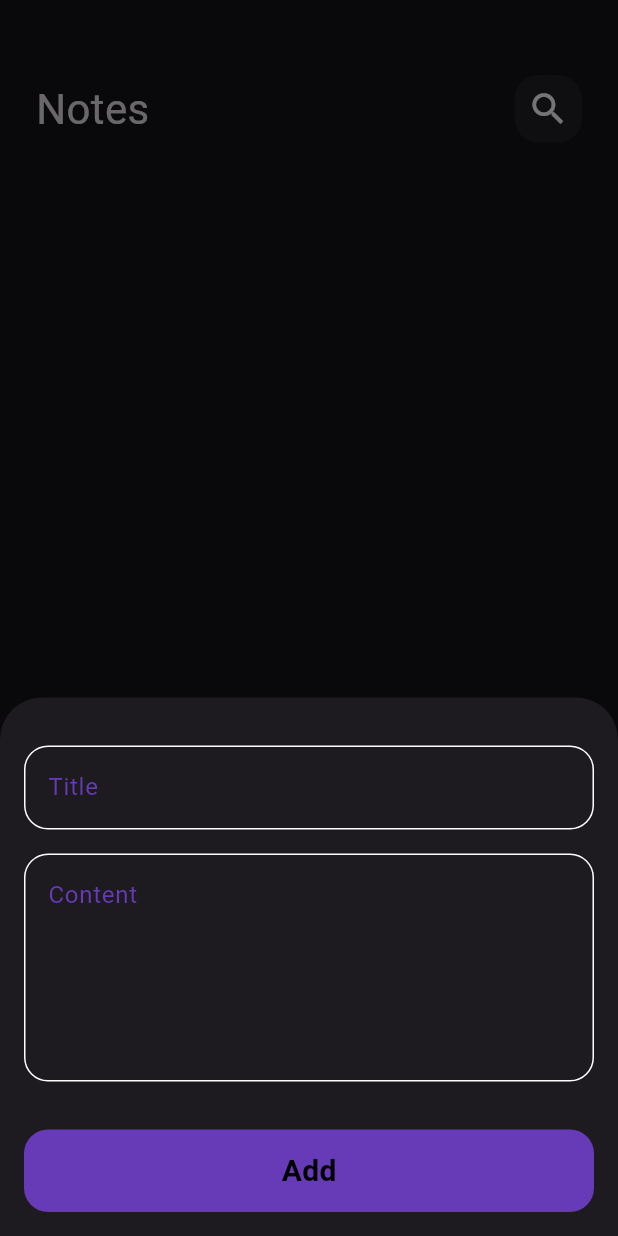
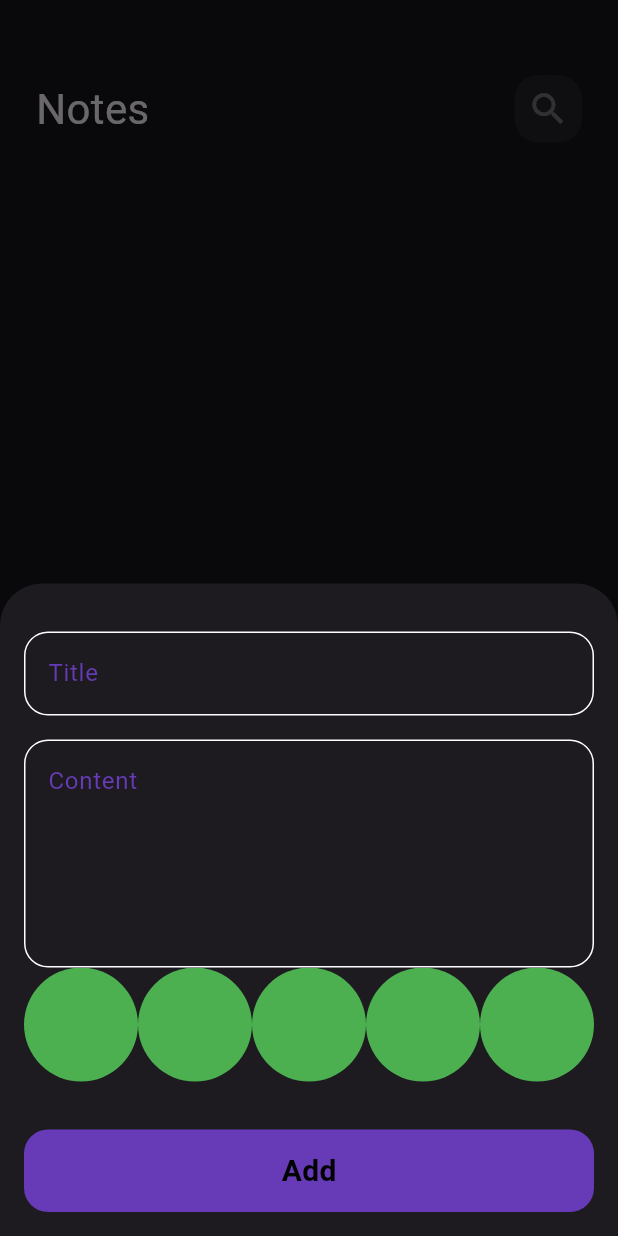
Before and after one commit to Ahmedshams1/New_Notes_App, a Flutter app: the screen it shows after launch, after a tap on the "add" icon, on a phone screen of 412 x 824 dp. Run offline on Flutter 3.47's test engine with Material 3 defaults, Android fonts, the phone set to English and light mode, and no system bars; our stand-ins replace bloc, flutter_bloc, hive, hive_flutter; accounts and stored records are empty.

Commit message:
color list view

```diff
--- a/lib/models/note_Model.dart
+++ b/lib/models/note_Model.dart
@@ -5,13 +5,13 @@ part 'note_Model.g.dart';
 @HiveType(typeId: 0)
 class NotesModel extends HiveObject {
   @HiveField(0)
-  final String title;
+  String title;
   @HiveField(1)
-  final String subTitle;
+  String subTitle;
   @HiveField(2)
   final String date;
   @HiveField(3)
-  final int color;
+  int color;
 
   NotesModel(
       {required this.title,
--- a/lib/widgets/CustemSearchIcon.dart
+++ b/lib/widgets/CustemSearchIcon.dart
@@ -1,7 +1,8 @@
 import 'package:flutter/material.dart';
 
 class CustemSearchIcon extends StatelessWidget {
-  const CustemSearchIcon({super.key, required this.icon});
+  const CustemSearchIcon({super.key, required this.icon, this.onPressed});
+  final void Function()? onPressed;
   final IconData icon;
   @override
   Widget build(BuildContext context) {
@@ -12,9 +13,12 @@ class CustemSearchIcon extends StatelessWidget {
           color: Colors.white.withOpacity(0.05),
           borderRadius: BorderRadius.circular(16)),
       child: Center(
-        child: Icon(
-          icon,
-          size: 28,
+        child: IconButton(
+          onPressed: onPressed,
+          icon: Icon(
+            icon,
+            size: 28,
+          ),
         ),
       ),
     );
--- a/lib/widgets/addNoteForm.dart
+++ b/lib/widgets/addNoteForm.dart
@@ -3,6 +3,7 @@ import 'package:flutter_bloc/flutter_bloc.dart';
 import 'package:intl/intl.dart';
 import 'package:newnoteapp/cubits/add_note_cubit/add_note_cubit.dart';
 import 'package:newnoteapp/models/note_Model.dart';
+import 'package:newnoteapp/widgets/colorsListView.dart';
 import 'package:newnoteapp/widgets/costemBotten.dart';
 import 'package:newnoteapp/widgets/custemTextField.dart';
 
@@ -44,6 +45,7 @@ class _AddNoteFormState extends State<AddNoteForm> {
             hint: 'Content',
             maxline: 5,
           ),
+          ColorsListView(),
           SizedBox(
             height: 32,
           ),
--- /dev/null
+++ b/lib/widgets/colorsListView.dart
@@ -0,0 +1,30 @@
+import 'package:flutter/material.dart';
+
+class ColorItem extends StatelessWidget {
+  const ColorItem({super.key});
+
+  @override
+  Widget build(BuildContext context) {
+    return CircleAvatar(
+      radius: 38,
+      backgroundColor: Colors.green,
+    );
+  }
+}
+
+class ColorsListView extends StatelessWidget {
+  const ColorsListView({super.key});
+
+  @override
+  Widget build(BuildContext context) {
+    return SizedBox(
+      height: 38 * 2,
+      child: ListView.builder(
+          itemCount: 20,
+          scrollDirection: Axis.horizontal,
+          itemBuilder: (context, index) {
+            return ColorItem();
+          }),
+    );
+  }
+}
--- a/lib/widgets/custemAppar.dart
+++ b/lib/widgets/custemAppar.dart
@@ -2,9 +2,11 @@ import 'package:flutter/material.dart';
 import 'package:newnoteapp/widgets/CustemSearchIcon.dart';
 
 class CustemAppar extends StatelessWidget {
-  const CustemAppar({super.key, required this.title, required this.icon});
+  const CustemAppar(
+      {super.key, required this.title, required this.icon, this.onPressed});
   final String title;
   final IconData icon;
+  final void Function()? onPressed;
   @override
   Widget build(BuildContext context) {
     return Row(
@@ -15,6 +17,7 @@ class CustemAppar extends StatelessWidget {
         ),
         Spacer(),
         CustemSearchIcon(
+          onPressed: onPressed,
           icon: icon,
         ),
       ],
--- a/lib/widgets/custemItemNotes.dart
+++ b/lib/widgets/custemItemNotes.dart
@@ -12,7 +12,9 @@ class NotesItem extends StatelessWidget {
     return GestureDetector(
       onTap: () {
         Navigator.push(context, MaterialPageRoute(builder: (context) {
-          return EditNoteView();
+          return EditNoteView(
+            note: note,
+          );
         }));
       },
       child: Container(
--- a/lib/widgets/custemTextField.dart
+++ b/lib/widgets/custemTextField.dart
@@ -3,13 +3,19 @@ import 'package:newnoteapp/constant.dart';
 
 class CustemTextField extends StatelessWidget {
   const CustemTextField(
-      {super.key, required this.hint, this.maxline = 1, this.onSaved});
+      {super.key,
+      required this.hint,
+      this.maxline = 1,
+      this.onSaved,
+      this.onChanged});
   final String hint;
   final int maxline;
   final void Function(String?)? onSaved;
+  final Function(String)? onChanged;
   @override
   Widget build(BuildContext context) {
     return TextFormField(
+      onChanged: onChanged,
       onSaved: onSaved,
       validator: (value) {
         if (value?.isEmpty ?? true) {
```
Also changed, not shown: lib/views/editNoteView.dart (+6 -2 lines), lib/widgets/editviewBody.dart (+33 -5 lines).
